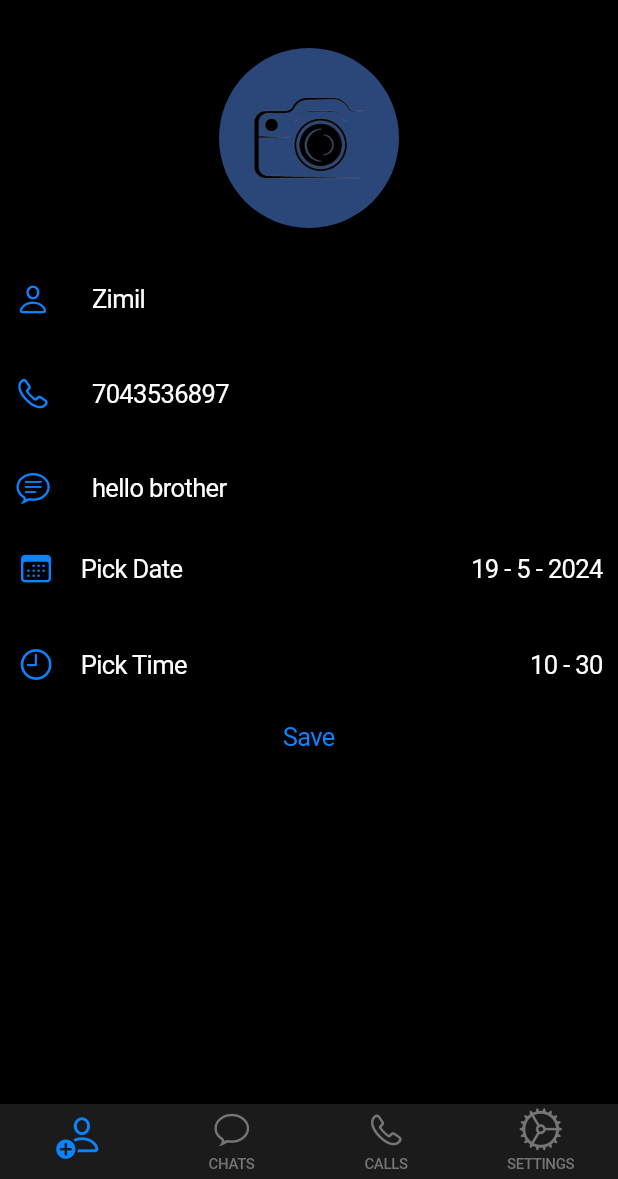
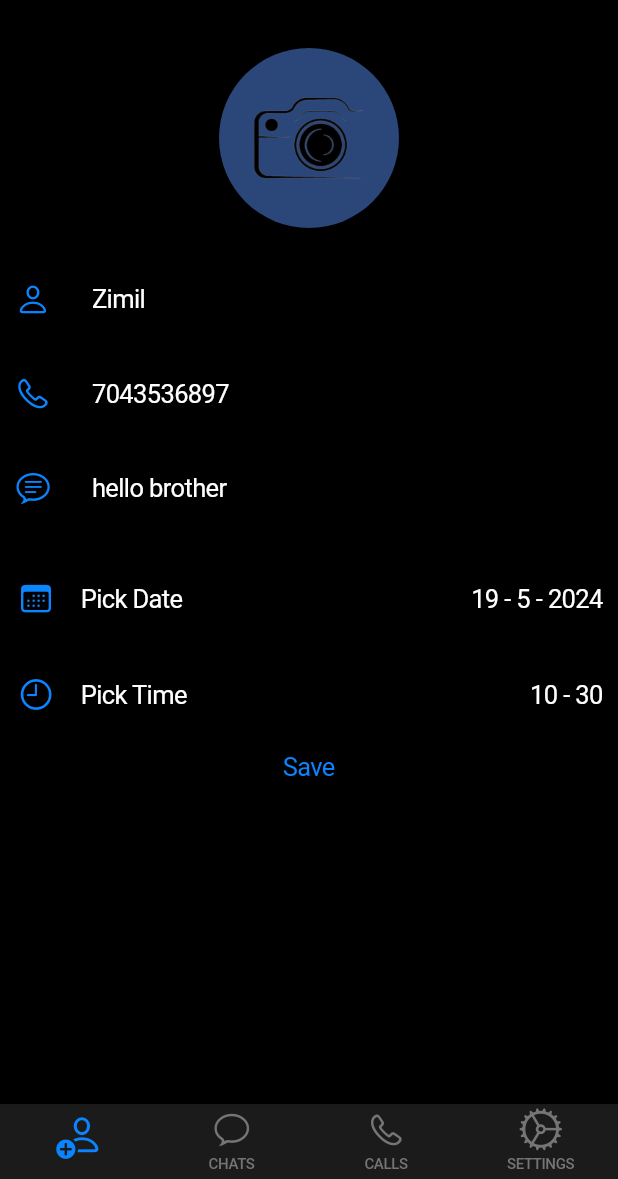
Before and after one commit to Aksharpatel06/plarfrom_converter_app, a Flutter app: the screen it shows after launch, on a phone screen of 412 x 824 dp, the part 57-1236 px from its top. Run offline on Flutter 3.47's test engine with Material 3 defaults, Android fonts, the phone set to English and light mode, and no system bars; our stand-ins replace image_picker.

Commit message:
19-05-2024

```diff
--- a/lib/adaptive/call_details_add_adaptive.dart
+++ b/lib/adaptive/call_details_add_adaptive.dart
@@ -44,6 +44,9 @@ class CallDetailsAddScreenAdapatiev extends StatelessWidget {
             children: [
               CallImageAdaptive(),
               CallFieldAdaptive(),
+              SizedBox(
+                height: 20,
+              ),
               DatePickerAdaptive(),
               SizedBox(
                 height: 20,
--- a/lib/adaptive/chats_details.dart
+++ b/lib/adaptive/chats_details.dart
@@ -119,15 +119,17 @@ class ChatsDetailsAdaptive extends StatelessWidget {
                             children: [
                               providertrue!.callList[detailsindex].img == null
                                   ? const CircleAvatar(
+                                radius: 50,
                                       backgroundImage:
                                           AssetImage('asset/img/camera.png'),
                                     )
                                   : CircleAvatar(
+                                radius: 50,
                                       backgroundImage: FileImage(providertrue!
                                           .callList[detailsindex].img!),
                                     ),
-                              Text(providertrue!.callList[detailsindex].name),
-                              Text(providertrue!.callList[detailsindex].chats),
+                              Text(providertrue!.callList[detailsindex].name,style: TextStyle(fontSize: 20,)),
+                              Text(providertrue!.callList[detailsindex].chats,style: TextStyle(fontSize: 15),)
                             ],
                           ),
                           actions: [
--- a/lib/main.dart
+++ b/lib/main.dart
@@ -18,7 +18,9 @@ class MyApp extends StatelessWidget {
       ChangeNotifierProvider(
         create: (context) => PlatfromProvider(),
       ),
-      ChangeNotifierProvider(create: (context) => ProfileProvider(),)
-    ], child: AdaptiveWidget());
+      ChangeNotifierProvider(
+        create: (context) => ProfileProvider(),
+      )
+    ], child: const AdaptiveWidget());
   }
 }
--- a/lib/provider/profile_provider.dart
+++ b/lib/provider/profile_provider.dart
@@ -15,7 +15,7 @@ class ProfileProvider extends ChangeNotifier{
   TextEditingController txtbio= TextEditingController();
 
   void profileImage() async {
-    XFile? images = await picker.pickImage(source: ImageSource.camera);
+    XFile? images = await picker.pickImage(source: ImageSource.gallery);
     profileimgpath = File(images!.path);
     notifyListeners();
   }
--- a/lib/provider/screen_provider.dart
+++ b/lib/provider/screen_provider.dart
@@ -52,7 +52,7 @@ class PlatfromProvider extends ChangeNotifier {
   }
 
   void setImage() async {
-    XFile? images = await picker.pickImage(source: ImageSource.camera);
+    XFile? images = await picker.pickImage(source: ImageSource.gallery);
     imgpath = File(images!.path);
     notifyListeners();
   }
```
